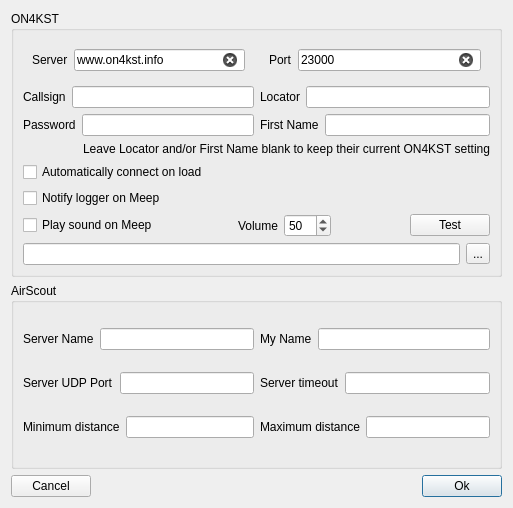
Old version of the form mqt/MqtKSTClient/kstconfigure.ui in the repository Rsclub22/Minos2-Mirror.
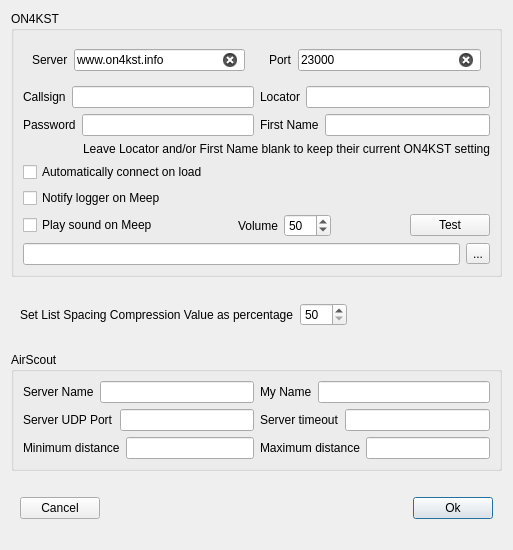
New version of the form.

Commit message: Apply list compression to KST lists

Diff of the .ui file:
```diff
--- a/mqt/MqtKSTClient/kstconfigure.ui
+++ b/mqt/MqtKSTClient/kstconfigure.ui
@@ -7,13 +7,13 @@
     <x>0</x>
     <y>0</y>
     <width>513</width>
-    <height>508</height>
+    <height>550</height>
    </rect>
   </property>
   <property name="windowTitle">
    <string>Minos KST Client Configuration</string>
   </property>
-  <layout class="QVBoxLayout" name="verticalLayout_4">
+  <layout class="QVBoxLayout" name="verticalLayout_2">
    <item>
     <widget class="QGroupBox" name="groupBox_2">
      <property name="title">
@@ -296,12 +296,48 @@
      </layout>
     </widget>
    </item>
+   <item>
+    <widget class="QFrame" name="listFrame">
+     <layout class="QHBoxLayout" name="horizontalLayout_24">
+      <item>
+       <widget class="QLabel" name="label_15">
+        <property name="text">
+         <string>Set List Spacing Compression Value as percentage</string>
+        </property>
+       </widget>
+      </item>
+      <item>
+       <widget class="QSpinBox" name="ListCompressionSpinner">
+        <property name="minimum">
+         <number>50</number>
+        </property>
+        <property name="maximum">
+         <number>150</number>
+        </property>
+       </widget>
+      </item>
+      <item>
+       <spacer name="horizontalSpacer_6">
+        <property name="orientation">
+         <enum>Qt::Orientation::Horizontal</enum>
+        </property>
+        <property name="sizeHint" stdset="0">
+         <size>
+          <width>40</width>
+          <height>20</height>
+         </size>
+        </property>
+       </spacer>
+      </item>
+     </layout>
+    </widget>
+   </item>
    <item>
     <widget class="QGroupBox" name="groupBox_1">
      <property name="title">
       <string>AirScout</string>
      </property>
-     <layout class="QVBoxLayout" name="verticalLayout_2">
+     <layout class="QVBoxLayout" name="verticalLayout_3">
       <item>
        <layout class="QHBoxLayout" name="horizontalLayout_16">
         <item>
@@ -426,6 +462,7 @@
     </widget>
    </item>
    <item>
+    <widget class="QFrame" name="biuttonFrame">
     <layout class="QHBoxLayout" name="horizontalLayout">
      <item>
       <widget class="QPushButton" name="cancelButton">
@@ -458,6 +495,7 @@
       </widget>
      </item>
     </layout>
+    </widget>
    </item>
   </layout>
  </widget>
```
Left out of the diff: 12 changed lines with no effect on the pictures. Lines whose indentation alone changed are shown as unchanged. The commit also changes 22 other files.
